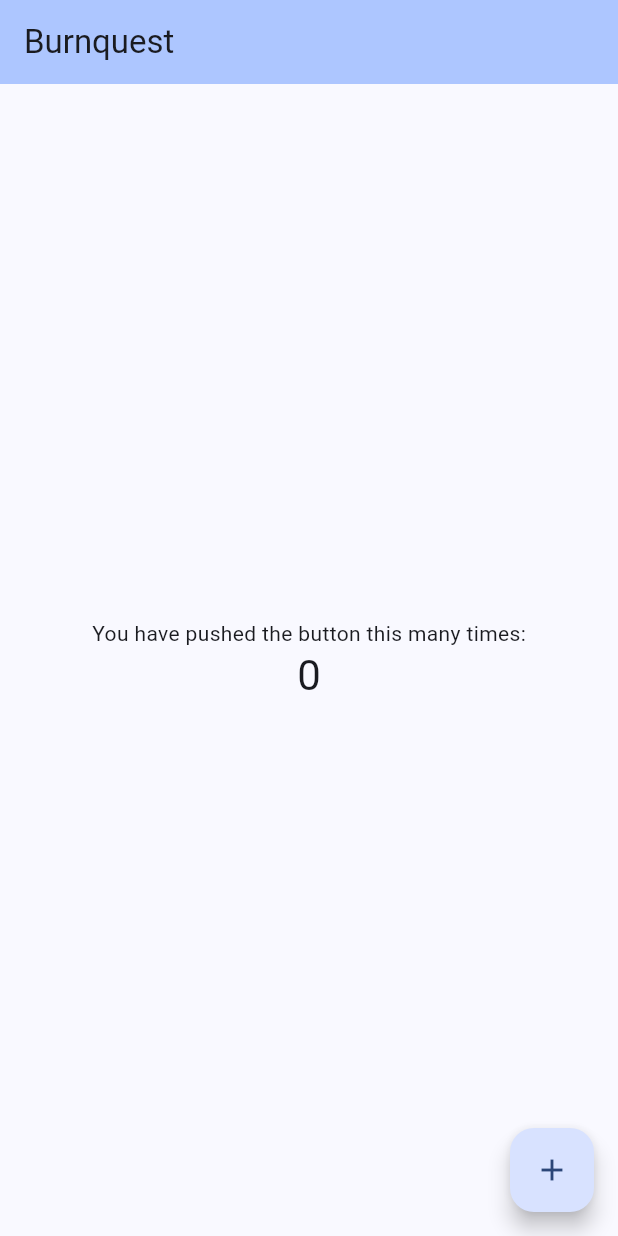
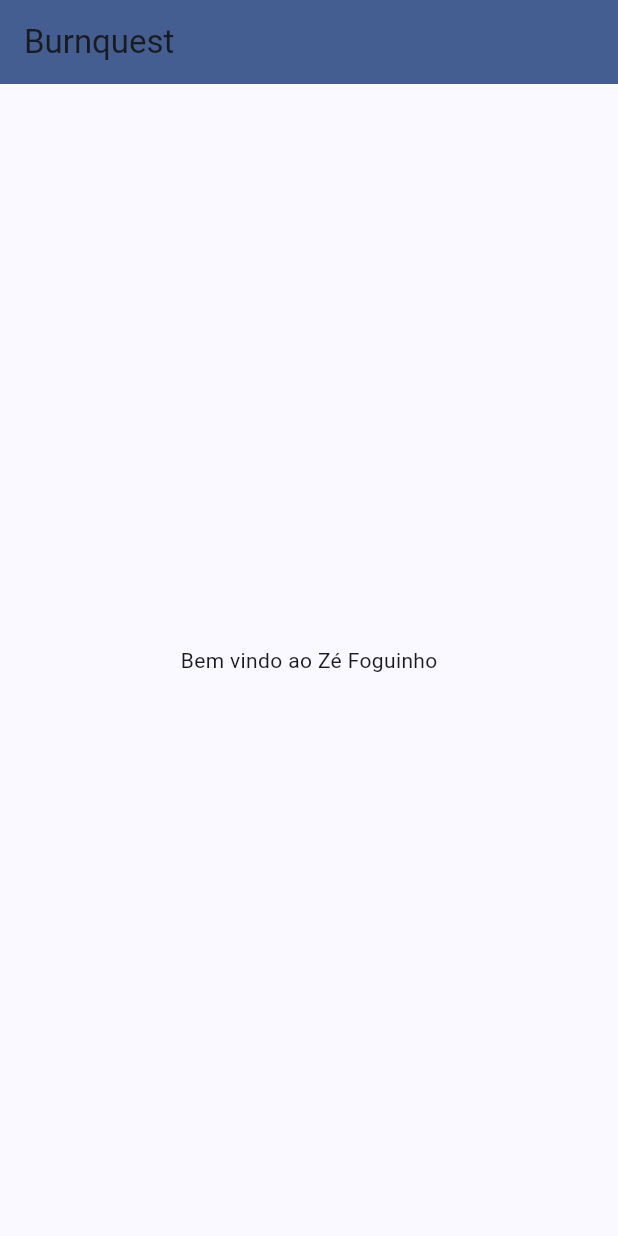
Before and after one commit to AbnerWCR/burn-quest, a Flutter app: the screen it shows after launch, on a phone screen of 412 x 824 dp. Run offline on Flutter 3.47's test engine with Material 3 defaults, Android fonts, the phone set to English and light mode, and no system bars.

Commit message:
feat: ajustando homepage para base_view

```diff
--- a/src/lib/main.dart
+++ b/src/lib/main.dart
@@ -1,3 +1,4 @@
+import 'package:burnquest/views/base_view.dart';
 import 'package:flutter/material.dart';
 
 void main() {
@@ -16,53 +17,7 @@ class MyApp extends StatelessWidget {
         colorScheme: ColorScheme.fromSeed(seedColor: Colors.blueAccent),
       ),
       debugShowCheckedModeBanner: false,
-      home: const MyHomePage(title: 'Burnquest'),
+      home: const HomePage(title: 'Burnquest'),
     );
   }
 }
-
-class MyHomePage extends StatefulWidget {
-  const MyHomePage({super.key, required this.title});
-
-  final String title;
-
-  @override
-  State<MyHomePage> createState() => _MyHomePageState();
-}
-
-class _MyHomePageState extends State<MyHomePage> {
-  int _counter = 0;
-
-  void _incrementCounter() {
-    setState(() {
-      _counter++;
-    });
-  }
-
-  @override
-  Widget build(BuildContext context) {
-    return Scaffold(
-      appBar: AppBar(
-        backgroundColor: Theme.of(context).colorScheme.inversePrimary,
-        title: Text(widget.title),
-      ),
-      body: Center(
-        child: Column(
-          mainAxisAlignment: MainAxisAlignment.center,
-          children: <Widget>[
-            const Text('You have pushed the button this many times:'),
-            Text(
-              '$_counter',
-              style: Theme.of(context).textTheme.headlineMedium,
-            ),
-          ],
-        ),
-      ),
-      floatingActionButton: FloatingActionButton(
-        onPressed: _incrementCounter,
-        tooltip: 'Increment',
-        child: const Icon(Icons.add),
-      ), // This trailing comma makes auto-formatting nicer for build methods.
-    );
-  }
-}
--- a/src/lib/views/base_view.dart
+++ b/src/lib/views/base_view.dart
@@ -0,0 +1,30 @@
+import 'package:flutter/material.dart';
+
+class HomePage extends StatefulWidget {
+  const HomePage({super.key, required this.title});
+
+  final String title;
+
+  @override
+  State<HomePage> createState() => _HomePageState();
+}
+
+class _HomePageState extends State<HomePage> {
+  @override
+  Widget build(BuildContext context) {
+    return Scaffold(
+      appBar: AppBar(
+        backgroundColor: Theme.of(context).colorScheme.primary,
+        title: Text(widget.title),
+      ),
+      body: Center(
+        child: Column(
+          mainAxisAlignment: MainAxisAlignment.center,
+          children: <Widget>[
+            const Text("Bem vindo ao Zé Foguinho")
+          ],
+        ),
+      ),
+    );
+  }
+}
```
Also changed, not shown: 1 other file.
